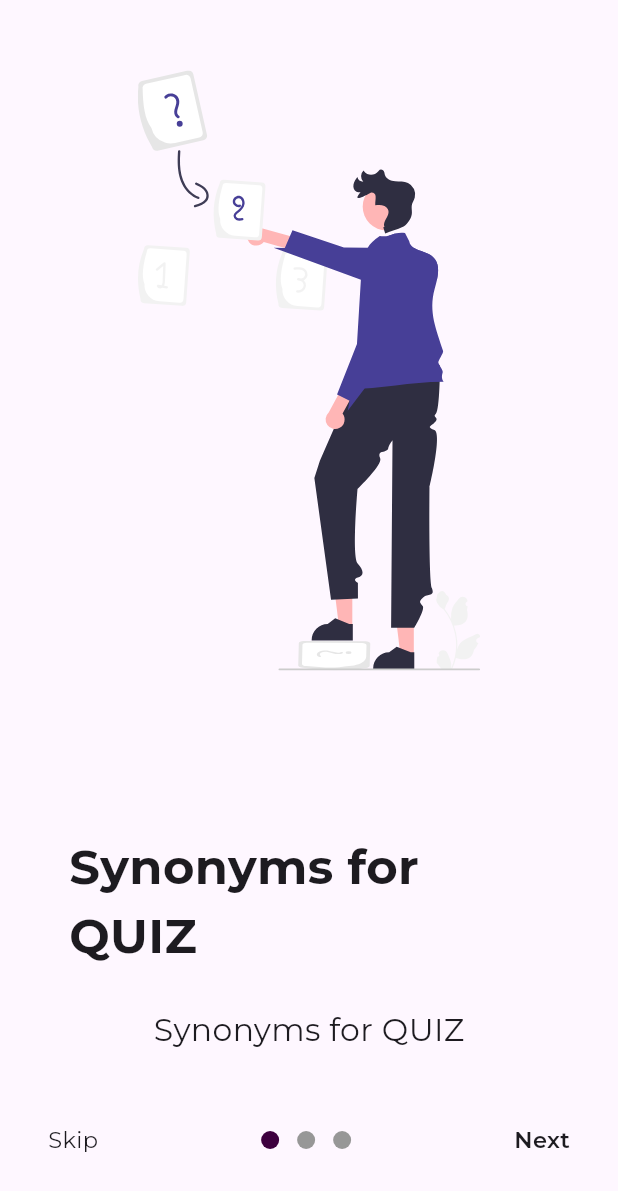
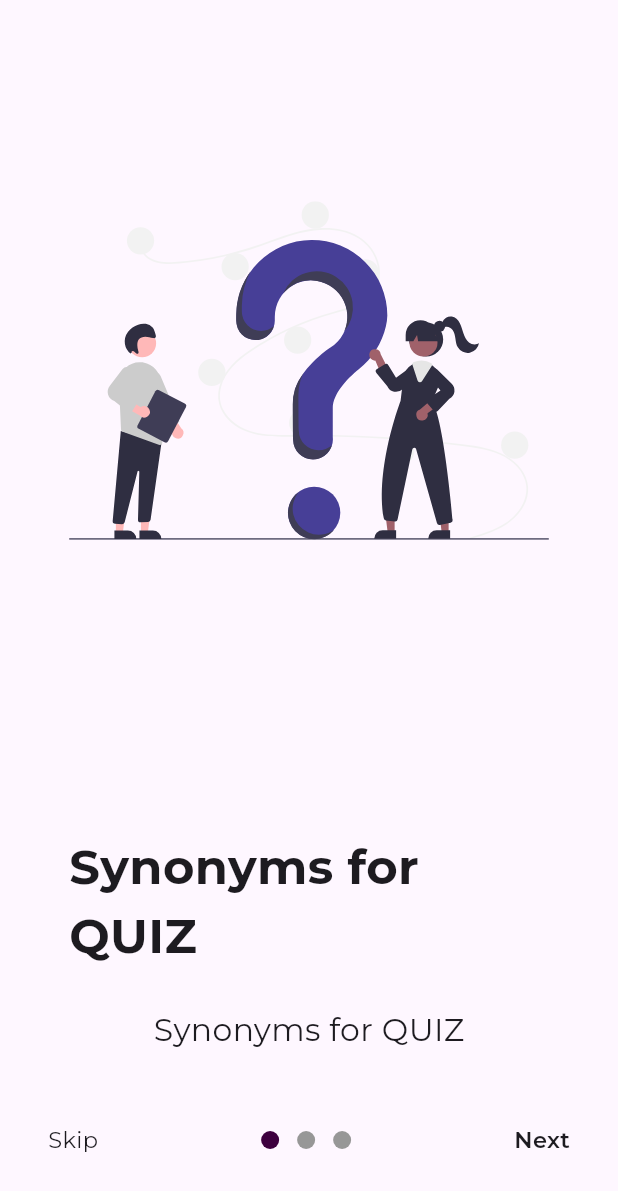
Before and after one commit to Ahmed-elsaid-AEA/quiz_app, a Flutter app: the OnBoardingScreen screen opened by its route, swiped to page 2, on a phone screen of 412 x 824 dp. Shown: the top 1191 px of the screen. Run offline on Flutter 3.47's test engine with Material 3 defaults, Android fonts, the phone set to English and light mode, and no system bars; drawn by our look-alikes of dots_indicator; our stand-ins replace flutter_svg, google_fonts; project files that could hold a hidden picture were left out.

Commit message:
make on boardgin model

```diff
--- /dev/null
+++ b/lib/core/resources/const_values.dart
@@ -0,0 +1,14 @@
+import 'package:quiz_app/core/resources/assets_values_manager.dart';
+import 'package:quiz_app/core/resources/strings_values.dart';
+import 'package:quiz_app/models/on_boarding_screen/on_boarding_screen_model.dart';
+
+class ConstValue {
+  static List<OnBoardingScreenModel> onBoardingListConst = [
+    OnBoardingScreenModel(AssetsValuesManager.kOnBoardgingImage1,
+        StringsValues.kOnBoardingTitle1, StringsValues.kOnBoardingTitle1),
+    OnBoardingScreenModel(AssetsValuesManager.kOnBoardgingImage2,
+        StringsValues.kOnBoardingTitle1, StringsValues.kOnBoardingTitle1),
+    OnBoardingScreenModel(AssetsValuesManager.kOnBoardgingImage3,
+        StringsValues.kOnBoardingTitle1, StringsValues.kOnBoardingTitle1),
+  ];
+}
--- /dev/null
+++ b/lib/models/on_boarding_screen/on_boarding_screen_model.dart
@@ -0,0 +1,30 @@
+class OnBoardingScreenModel{
+  String? _onBoardingImage;
+  String? _onBoardingTitle;
+  String? _onBoardingDesc;
+
+  OnBoardingScreenModel(String onBoardingImage,
+      String onBoardingTitle,  String onBoardingDesc){
+    _onBoardingImage=onBoardingImage;
+    _onBoardingTitle=onBoardingTitle;
+    _onBoardingDesc=onBoardingDesc;
+  }
+
+  String get onBoardingDesc => _onBoardingDesc!;
+
+  set onBoardingDesc(String value) {
+    _onBoardingDesc = value;
+  }
+
+  String get onBoardingTitle => _onBoardingTitle!;
+
+  set onBoardingTitle(String value) {
+    _onBoardingTitle = value;
+  }
+
+  String get onBoardingImage => _onBoardingImage!;
+
+  set onBoardingImage(String value) {
+    _onBoardingImage = value;
+  }
+}
--- a/lib/view/on_boarding/screen/on_boarding_screen.dart
+++ b/lib/view/on_boarding/screen/on_boarding_screen.dart
@@ -2,11 +2,14 @@ import 'package:flutter/material.dart';
 import 'package:flutter_svg/flutter_svg.dart';
 import 'package:quiz_app/controller/on_boarding/on_boarding_controller.dart';
 import 'package:quiz_app/core/resources/assets_values_manager.dart';
+import 'package:quiz_app/core/resources/const_values.dart';
 import 'package:quiz_app/core/resources/font_managers.dart';
 import 'package:quiz_app/core/resources/routes_manager.dart';
 import 'package:quiz_app/core/resources/strings_values.dart';
 import 'package:quiz_app/core/resources/width_values_managers.dart';
 import 'package:quiz_app/view/on_boarding/widgets/custom_bottom_nav_bar_on_boargin_screen.dart';
+
+import '../widgets/custom_items_page_view_on_boarding_screen.dart';
 
 class OnBoardingScreen extends StatefulWidget {
   const OnBoardingScreen({super.key});
@@ -47,38 +50,11 @@ class _OnBoardingScreenState extends State<OnBoardingScreen> {
 
       body: SafeArea(
         child: PageView.builder(
-          itemBuilder: (context, index) => Container(
-              child: Padding(
-            padding: const EdgeInsets.symmetric(horizontal: 46),
-            child: Center(
-              child: SingleChildScrollView(
-                child: Column(
-                    crossAxisAlignment: CrossAxisAlignment.center,
-                    children: [
-                      SvgPicture.asset(
-                        height: HeightValuesManager.h400,
-                        AssetsValuesManager.kOnBoardgingImage1,
-                      ),
-                      const SizedBox(
-                        height: HeightValuesManager.h108,
-                      ),
-                      const Text(
-                        StringsValues.kOnBoardingTitle1,
-                        style: TextStyle(
-                            fontSize: FontSize.f32, fontWeight: FontWeight.bold),
-                      ),
-                      const SizedBox(
-                        height: HeightValuesManager.h24,
-                      ),
-                      const Text(
-                        StringsValues.kOnBoardingTitle1,
-                        style: TextStyle(
-                            fontSize: FontSize.f21,)
-                      )
-                    ]),
+          itemCount: ConstValue.onBoardingListConst.length,
+          itemBuilder: (context, index) =>
+              CustomItemsPageViewOnBoardingScreen(
+                onBoardingScreenModel: ConstValue.onBoardingListConst[index],
               ),
-            ),
-          )),
         ),
       ),
     );
--- /dev/null
+++ b/lib/view/on_boarding/widgets/custom_items_page_view_on_boarding_screen.dart
@@ -0,0 +1,48 @@
+import 'package:flutter/material.dart';
+import 'package:flutter_svg/flutter_svg.dart';
+import 'package:quiz_app/core/resources/assets_values_manager.dart';
+import 'package:quiz_app/core/resources/font_managers.dart';
+import 'package:quiz_app/core/resources/strings_values.dart';
+import 'package:quiz_app/core/resources/width_values_managers.dart';
+import 'package:quiz_app/models/on_boarding_screen/on_boarding_screen_model.dart';
+
+class CustomItemsPageViewOnBoardingScreen extends StatelessWidget {
+  const CustomItemsPageViewOnBoardingScreen({
+    super.key,
+    required this.onBoardingScreenModel,
+  });
+
+  final OnBoardingScreenModel onBoardingScreenModel;
+
+  @override
+  Widget build(BuildContext context) {
+    return Padding(
+      padding: const EdgeInsets.symmetric(horizontal: 46),
+      child: Center(
+        child: SingleChildScrollView(
+          child:
+              Column(crossAxisAlignment: CrossAxisAlignment.center, children: [
+            SvgPicture.asset(
+                height: HeightValuesManager.h400,
+                onBoardingScreenModel.onBoardingImage),
+            const SizedBox(
+              height: HeightValuesManager.h108,
+            ),
+            Text(
+              onBoardingScreenModel.onBoardingTitle,
+              style: const TextStyle(
+                  fontSize: FontSize.f32, fontWeight: FontWeight.bold),
+            ),
+            const SizedBox(
+              height: HeightValuesManager.h24,
+            ),
+            Text(onBoardingScreenModel.onBoardingTitle,
+                style: const TextStyle(
+                  fontSize: FontSize.f21,
+                ))
+          ]),
+        ),
+      ),
+    );
+  }
+}
```
